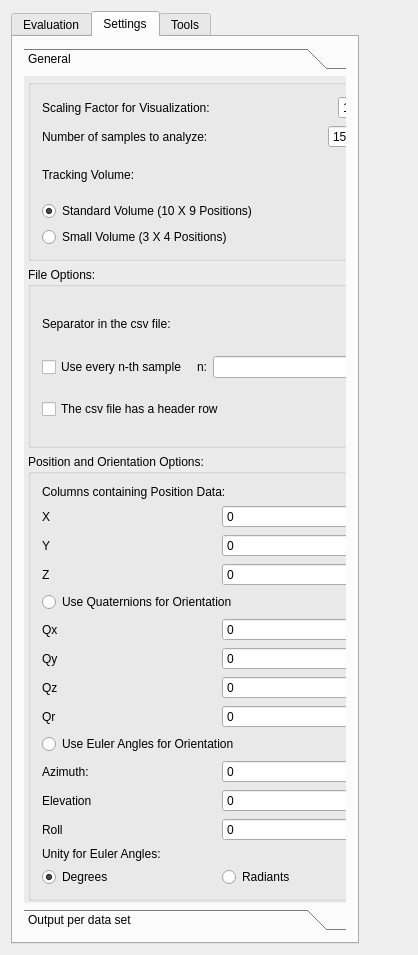
This is Plugins/org.mitk.gui.qt.igt.app.hummelprotocolmeasurements/src/internal/QmitkIGTTrackingDataEvaluationViewControls.ui in MITK/MITK as Qt 5 draws it before an edit. The edited form follows.
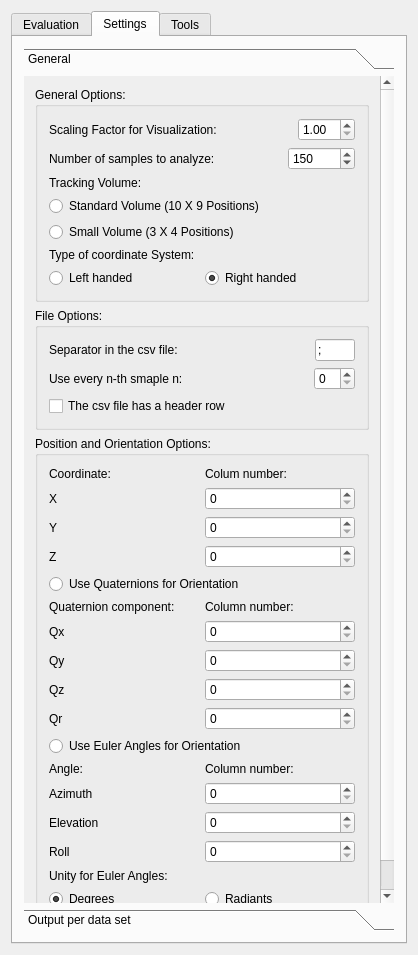
This is the edited form. Custom widgets are drawn as their Qt base class.

Commit message:
Gui finally nice
Finished GUI and it is finally nice. Functionality will follow.

```diff
--- a/Plugins/org.mitk.gui.qt.igt.app.hummelprotocolmeasurements/src/internal/QmitkIGTTrackingDataEvaluationViewControls.ui
+++ b/Plugins/org.mitk.gui.qt.igt.app.hummelprotocolmeasurements/src/internal/QmitkIGTTrackingDataEvaluationViewControls.ui
@@ -20,7 +20,7 @@
    <string>QmitkTemplate</string>
   </property>
   <layout class="QVBoxLayout" name="verticalLayout_2">
-   <item alignment="Qt::AlignLeft">
+   <item>
     <widget class="QTabWidget" name="tabWidget">
      <property name="currentIndex">
       <number>1</number>
@@ -509,40 +509,28 @@
       <attribute name="title">
        <string>Settings</string>
       </attribute>
-      <layout class="QVBoxLayout" name="verticalLayout_5">
-       <item>
+      <layout class="QGridLayout" name="gridLayout_5">
+       <item row="0" column="0">
         <widget class="QToolBox" name="toolBox">
          <widget class="QWidget" name="page_5">
           <property name="geometry">
            <rect>
             <x>0</x>
-            <y>0</y>
+            <y>-110</y>
             <width>365</width>
-            <height>824</height>
+            <height>934</height>
            </rect>
           </property>
           <attribute name="label">
            <string>General</string>
           </attribute>
-          <widget class="QGroupBox" name="groupBox_6">
-           <property name="geometry">
-            <rect>
-             <x>-10</x>
-             <y>-14</y>
-             <width>409</width>
-             <height>853</height>
-            </rect>
-           </property>
-           <property name="title">
-            <string/>
-           </property>
            <layout class="QVBoxLayout" name="verticalLayout_13">
             <item>
              <widget class="QGroupBox" name="GeneralOptions">
               <property name="title">
-               <string/>
-              </property>
-              <layout class="QVBoxLayout" name="verticalLayout_12">
+              <string>General Options:</string>
+             </property>
+             <layout class="QVBoxLayout" name="verticalLayout_5">
                <item>
                 <layout class="QHBoxLayout" name="horizontalLayout_5">
                  <item>
@@ -590,7 +578,7 @@
                    </property>
                    <property name="sizeHint" stdset="0">
                     <size>
-                     <width>40</width>
+                    <width>60</width>
                      <height>20</height>
                     </size>
                    </property>
@@ -632,6 +620,34 @@
                  </property>
                 </widget>
                </item>
+              <item>
+               <widget class="QLabel" name="label_40">
+                <property name="text">
+                 <string>Type of coordinate System:</string>
+                </property>
+               </widget>
+              </item>
+              <item>
+               <layout class="QHBoxLayout" name="horizontalLayout_24">
+                <item>
+                 <widget class="QRadioButton" name="m_LeftHanded">
+                  <property name="text">
+                   <string>Left handed </string>
+                  </property>
+                 </widget>
+                </item>
+                <item>
+                 <widget class="QRadioButton" name="m_RigthHanded">
+                  <property name="text">
+                   <string>Right handed</string>
+                  </property>
+                  <property name="checked">
+                   <bool>true</bool>
+                  </property>
+                 </widget>
+                </item>
+               </layout>
+              </item>
               </layout>
              </widget>
             </item>
@@ -640,7 +656,7 @@
               <property name="title">
                <string>File Options:</string>
               </property>
-              <layout class="QVBoxLayout" name="verticalLayout_4">
+             <layout class="QVBoxLayout" name="verticalLayout_12">
                <item>
                 <layout class="QHBoxLayout" name="horizontalLayout_23">
                  <item>
@@ -677,29 +693,38 @@
                      <height>16777215</height>
                     </size>
                    </property>
-                  </widget>
-                 </item>
-                </layout>
-               </item>
-               <item>
-                <layout class="QGridLayout" name="gridLayout_4">
-                 <item row="0" column="0">
-                  <widget class="QCheckBox" name="checkBox_2">
                    <property name="text">
-                    <string>Use every n-th sample </string>
+                   <string>;</string>
                    </property>
                   </widget>
                  </item>
-                 <item row="0" column="2">
-                  <widget class="QLineEdit" name="lineEdit"/>
-                 </item>
-                 <item row="0" column="1">
+               </layout>
+              </item>
+              <item>
+               <layout class="QHBoxLayout" name="horizontalLayout_25">
+                <item>
                   <widget class="QLabel" name="label_25">
                    <property name="text">
-                    <string>n:</string>
+                   <string>Use every n-th smaple n:</string>
                    </property>
                   </widget>
                  </item>
+                <item>
+                 <spacer name="horizontalSpacer_24">
+                  <property name="orientation">
+                   <enum>Qt::Horizontal</enum>
+                  </property>
+                  <property name="sizeHint" stdset="0">
+                   <size>
+                    <width>40</width>
+                    <height>20</height>
+                   </size>
+                  </property>
+                 </spacer>
+                </item>
+                <item>
+                 <widget class="QSpinBox" name="m_SampleCount"/>
+                </item>
                 </layout>
                </item>
                <item>
@@ -710,11 +735,6 @@
                 </widget>
                </item>
               </layout>
-              <zorder>label_26</zorder>
-              <zorder>layoutWidget</zorder>
-              <zorder>checkBox</zorder>
-              <zorder>gridLayoutWidget_4</zorder>
-              <zorder>gridLayoutWidget_4</zorder>
              </widget>
             </item>
             <item>
@@ -723,45 +743,52 @@
                <string>Position and Orientation Options:</string>
               </property>
               <layout class="QVBoxLayout" name="verticalLayout_11">
-               <item>
-                <widget class="QLabel" name="label_30">
-                 <property name="text">
-                  <string>Columns containing Position Data: </string>
-                 </property>
-                </widget>
-               </item>
                <item>
                 <layout class="QGridLayout" name="gridLayout">
-                 <item row="1" column="0">
+                <item row="2" column="0">
                   <widget class="QLabel" name="label_28">
                    <property name="text">
                     <string>Y</string>
                    </property>
                   </widget>
                  </item>
-                 <item row="1" column="1">
+                <item row="2" column="1">
                   <widget class="QSpinBox" name="m_YPos"/>
                  </item>
-                 <item row="2" column="0">
+                <item row="3" column="0">
                   <widget class="QLabel" name="label_29">
                    <property name="text">
                     <string>Z</string>
                    </property>
                   </widget>
                  </item>
-                 <item row="2" column="1">
+                <item row="3" column="1">
                   <widget class="QSpinBox" name="m_ZPos"/>
                  </item>
-                 <item row="0" column="0">
+                <item row="1" column="0">
                   <widget class="QLabel" name="label_27">
                    <property name="text">
                     <string>X</string>
                    </property>
                   </widget>
                  </item>
-                 <item row="0" column="1">
+                <item row="1" column="1">
                   <widget class="QSpinBox" name="m_XPos"/>
                  </item>
+                <item row="0" column="0">
+                 <widget class="QLabel" name="label_4">
+                  <property name="text">
+                   <string>Coordinate:</string>
+                  </property>
+                 </widget>
+                </item>
+                <item row="0" column="1">
+                 <widget class="QLabel" name="label_5">
+                  <property name="text">
+                   <string>Colum number:</string>
+                  </property>
+                 </widget>
+                </item>
                 </layout>
                </item>
                <item>
@@ -776,46 +803,60 @@
                </item>
                <item>
                 <layout class="QGridLayout" name="gridLayout_2">
-                 <item row="3" column="0">
+                <item row="4" column="0">
                   <widget class="QLabel" name="label_35">
                    <property name="text">
                     <string>Qr</string>
                    </property>
                   </widget>
                  </item>
-                 <item row="2" column="1">
+                <item row="3" column="1">
                   <widget class="QSpinBox" name="m_Qz"/>
                  </item>
-                 <item row="1" column="0">
+                <item row="2" column="0">
                   <widget class="QLabel" name="label_33">
                    <property name="text">
                     <string>Qy</string>
                    </property>
                   </widget>
                  </item>
-                 <item row="3" column="1">
+                <item row="4" column="1">
                   <widget class="QSpinBox" name="m_Qr"/>
                  </item>
-                 <item row="1" column="1">
+                <item row="2" column="1">
                   <widget class="QSpinBox" name="m_Qy"/>
                  </item>
-                 <item row="0" column="1">
+                <item row="1" column="1">
                   <widget class="QSpinBox" name="m_Qx"/>
                  </item>
-                 <item row="0" column="0">
+                <item row="1" column="0">
                   <widget class="QLabel" name="label_32">
                    <property name="text">
                     <string>Qx</string>
                    </property>
                   </widget>
                  </item>
-                 <item row="2" column="0">
+                <item row="3" column="0">
                   <widget class="QLabel" name="label_34">
                    <property name="text">
                     <string>Qz</string>
                    </property>
                   </widget>
                  </item>
+                <item row="0" column="0">
+                 <widget class="QLabel" name="label_6">
+                  <property name="text">
+                   <string>Quaternion component:</string>
+                  </property>
+                 </widget>
+                </item>
+                <item row="0" column="1">
+                 <widget class="QLabel" name="label_36">
+                  <property name="text">
+                   <string>Column number:</string>
+                  </property>
+                 </widget>
+                </item>
                 </layout>
                </item>
                <item>
@@ -827,33 +868,47 @@
                </item>
                <item>
                 <layout class="QGridLayout" name="gridLayout_3">
-                 <item row="0" column="1">
+                <item row="2" column="0">
+                 <widget class="QLabel" name="label_38">
+                  <property name="text">
+                   <string>Elevation</string>
+                  </property>
+                 </widget>
+                </item>
+                <item row="1" column="1">
                   <widget class="QSpinBox" name="m_Azimuth"/>
                  </item>
-                 <item row="2" column="0">
+                <item row="3" column="0">
                   <widget class="QLabel" name="label_39">
                    <property name="text">
                     <string>Roll</string>
                    </property>
                   </widget>
                  </item>
-                 <item row="2" column="1">
+                <item row="3" column="1">
                   <widget class="QSpinBox" name="m_Roll"/>
                  </item>
-                 <item row="1" column="1">
+                <item row="2" column="1">
                   <widget class="QSpinBox" name="m_Elevation"/>
                  </item>
                  <item row="1" column="0">
-                  <widget class="QLabel" name="label_38">
-                   <property name="text">
-                    <string>Elevation</string>
-                   </property>
-                  </widget>
-                 </item>
-                 <item row="0" column="0">
                   <widget class="QLabel" name="label_37">
                    <property name="text">
-                    <string>Azimuth:</string>
+                   <string>Azimuth</string>
+                  </property>
+                 </widget>
+                </item>
+                <item row="0" column="0">
+                 <widget class="QLabel" name="label_7">
+                  <property name="text">
+                   <string>Angle:</string>
+                  </property>
+                 </widget>
+                </item>
+                <item row="0" column="1">
+                 <widget class="QLabel" name="label_30">
+                  <property name="text">
+                   <string>Column number:</string>
                    </property>
                   </widget>
                  </item>
@@ -891,40 +946,30 @@
              </widget>
             </item>
            </layout>
+          <zorder>GeneralOptions</zorder>
+          <zorder>GeneralOptions</zorder>
            <zorder>PositionAndOrientationOptions</zorder>
-           <zorder>label_3</zorder>
-           <zorder>GeneralOptions</zorder>
            <zorder>m_FileOptionsBox</zorder>
           </widget>
-          <zorder>label_15</zorder>
-          <zorder>label_26</zorder>
-          <zorder>gridLayoutWidget_4</zorder>
-          <zorder>groupBox_6</zorder>
-         </widget>
          <widget class="QWidget" name="toolBoxPage1">
           <property name="geometry">
            <rect>
             <x>0</x>
             <y>0</y>
-            <width>378</width>
-            <height>824</height>
+            <width>396</width>
+            <height>811</height>
            </rect>
           </property>
           <attribute name="label">
            <string>Output per data set</string>
           </attribute>
-          <layout class="QVBoxLayout" name="verticalLayout_3">
+          <layout class="QVBoxLayout" name="verticalLayout_17">
            <item>
-            <widget class="QLabel" name="label_4">
-             <property name="text">
-              <string>&lt;!DOCTYPE HTML PUBLIC &quot;-//W3C//DTD HTML 4.0//EN&quot; &quot;http://www.w3.org/TR/REC-html40/strict.dtd&quot;&gt;
-&lt;html&gt;&lt;head&gt;&lt;meta name=&quot;qrichtext&quot; content=&quot;1&quot; /&gt;&lt;style type=&quot;text/css&quot;&gt;
-p, li { white-space: pre-wrap; }
-&lt;/style&gt;&lt;/head&gt;&lt;body style=&quot; font-family:'MS Shell Dlg 2'; font-size:8.25pt; font-weight:400; font-style:normal;&quot;&gt;
-&lt;p style=&quot; margin-top:0px; margin-bottom:0px; margin-left:0px; margin-right:0px; -qt-block-indent:0; text-indent:0px;&quot;&gt;&lt;span style=&quot; font-size:8pt; font-style:italic; text-decoration: underline;&quot;&gt;Position&lt;/span&gt;&lt;/p&gt;&lt;/body&gt;&lt;/html&gt;</string>
+            <widget class="QGroupBox" name="groupBox">
+             <property name="title">
+              <string>Position</string>
              </property>
-            </widget>
-           </item>
+             <layout class="QVBoxLayout" name="verticalLayout_14">
            <item>
             <widget class="QCheckBox" name="m_settingPosMean">
              <property name="text">
@@ -949,17 +994,15 @@
              </property>
             </widget>
            </item>
-           <item>
-            <widget class="QLabel" name="label_5">
-             <property name="text">
-              <string>&lt;!DOCTYPE HTML PUBLIC &quot;-//W3C//DTD HTML 4.0//EN&quot; &quot;http://www.w3.org/TR/REC-html40/strict.dtd&quot;&gt;
-&lt;html&gt;&lt;head&gt;&lt;meta name=&quot;qrichtext&quot; content=&quot;1&quot; /&gt;&lt;style type=&quot;text/css&quot;&gt;
-p, li { white-space: pre-wrap; }
-&lt;/style&gt;&lt;/head&gt;&lt;body style=&quot; font-family:'MS Shell Dlg 2'; font-size:8.25pt; font-weight:400; font-style:normal;&quot;&gt;
-&lt;p style=&quot; margin-top:0px; margin-bottom:0px; margin-left:0px; margin-right:0px; -qt-block-indent:0; text-indent:0px;&quot;&gt;&lt;span style=&quot; font-size:8pt; font-style:italic; text-decoration: underline;&quot;&gt;Orientation&lt;/span&gt;&lt;/p&gt;&lt;/body&gt;&lt;/html&gt;</string>
-             </property>
+             </layout>
             </widget>
            </item>
+           <item>
+            <widget class="QGroupBox" name="groupBox_6">
+             <property name="title">
+              <string>Orientation</string>
+             </property>
+             <layout class="QVBoxLayout" name="verticalLayout_3">
            <item>
             <widget class="QCheckBox" name="m_settingQuaternionMean">
              <property name="text">
@@ -1002,17 +1045,15 @@
              </property>
             </widget>
            </item>
-           <item>
-            <widget class="QLabel" name="label_6">
-             <property name="text">
-              <string>&lt;!DOCTYPE HTML PUBLIC &quot;-//W3C//DTD HTML 4.0//EN&quot; &quot;http://www.w3.org/TR/REC-html40/strict.dtd&quot;&gt;
-&lt;html&gt;&lt;head&gt;&lt;meta name=&quot;qrichtext&quot; content=&quot;1&quot; /&gt;&lt;style type=&quot;text/css&quot;&gt;
-p, li { white-space: pre-wrap; }
-&lt;/style&gt;&lt;/head&gt;&lt;body style=&quot; font-family:'MS Shell Dlg 2'; font-size:8.25pt; font-weight:400; font-style:normal;&quot;&gt;
-&lt;p style=&quot; margin-top:0px; margin-bottom:0px; margin-left:0px; margin-right:0px; -qt-block-indent:0; text-indent:0px;&quot;&gt;&lt;span style=&quot; font-size:8pt; font-style:italic; text-decoration: underline;&quot;&gt;Position Error&lt;/span&gt;&lt;/p&gt;&lt;/body&gt;&lt;/html&gt;</string>
-             </property>
+             </layout>
             </widget>
            </item>
+           <item>
+            <widget class="QGroupBox" name="groupBox_7">
+             <property name="title">
+              <string>Position Error</string>
+             </property>
+             <layout class="QVBoxLayout" name="verticalLayout_15">
            <item>
             <widget class="QCheckBox" name="m_settingPosErrorMean">
              <property name="text">
@@ -1058,22 +1099,23 @@
              </property>
             </widget>
            </item>
-           <item>
-            <widget class="QLabel" name="label_7">
-             <property name="text">
-              <string>&lt;!DOCTYPE HTML PUBLIC &quot;-//W3C//DTD HTML 4.0//EN&quot; &quot;http://www.w3.org/TR/REC-html40/strict.dtd&quot;&gt;
-&lt;html&gt;&lt;head&gt;&lt;meta name=&quot;qrichtext&quot; content=&quot;1&quot; /&gt;&lt;style type=&quot;text/css&quot;&gt;
-p, li { white-space: pre-wrap; }
-&lt;/style&gt;&lt;/head&gt;&lt;body style=&quot; font-family:'MS Shell Dlg 2'; font-size:8.25pt; font-weight:400; font-style:normal;&quot;&gt;
-&lt;p style=&quot; margin-top:0px; margin-bottom:0px; margin-left:0px; margin-right:0px; -qt-block-indent:0; text-indent:0px;&quot;&gt;&lt;span style=&quot; font-size:8pt; font-style:italic; text-decoration: underline;&quot;&gt;Orientation Error&lt;/span&gt;&lt;/p&gt;&lt;/body&gt;&lt;/html&gt;</string>
-             </property>
+             </layout>
             </widget>
            </item>
+           <item>
+            <widget class="QGroupBox" name="groupBox_8">
+             <property name="title">
+              <string>Orientation Error</string>
+             </property>
+             <layout class="QVBoxLayout" name="verticalLayout_16">
            <item>
             <widget class="QCheckBox" name="m_settingEulerRMS">
              <property name="text">
               <string>Euler RMS</string>
              </property>
+               </widget>
+              </item>
+             </layout>
             </widget>
            </item>
           </layout>
```
Lines whose indentation alone changed are shown as unchanged.
